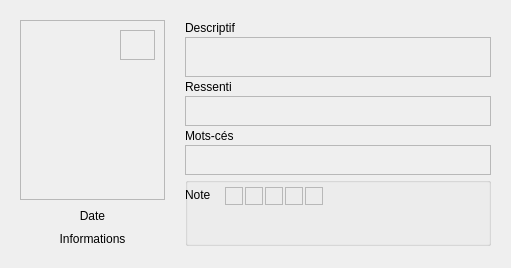
baptistegasser/Bibliotheque_Photo, file app/photocard.ui: the form before one commit.
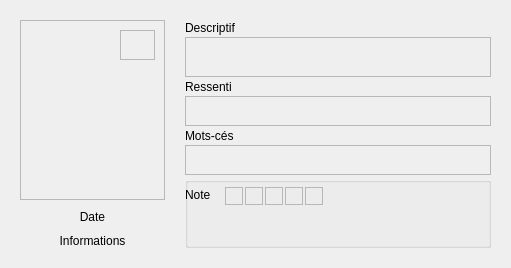
The form after the commit.

Commit message: Add Auto redimention

Diff of the .ui file:
```diff
--- a/app/photocard.ui
+++ b/app/photocard.ui
@@ -10,19 +10,22 @@
     <height>268</height>
    </rect>
   </property>
+  <property name="sizePolicy">
+   <sizepolicy hsizetype="Preferred" vsizetype="Preferred">
+    <horstretch>0</horstretch>
+    <verstretch>0</verstretch>
+   </sizepolicy>
+  </property>
+  <property name="minimumSize">
+   <size>
+    <width>0</width>
+    <height>0</height>
+   </size>
+  </property>
   <property name="windowTitle">
    <string>Form</string>
   </property>
-  <widget class="QWidget" name="horizontalLayoutWidget">
-   <property name="geometry">
-    <rect>
-     <x>0</x>
-     <y>0</y>
-     <width>511</width>
-     <height>266</height>
-    </rect>
-   </property>
-   <layout class="QHBoxLayout" name="horizontalLayout">
+  <layout class="QHBoxLayout" name="horizontalLayout_2">
     <property name="spacing">
      <number>20</number>
     </property>
@@ -469,7 +472,6 @@
      </layout>
     </item>
    </layout>
-  </widget>
  </widget>
  <resources/>
  <connections/>
```
Lines whose indentation alone changed are shown as unchanged.
